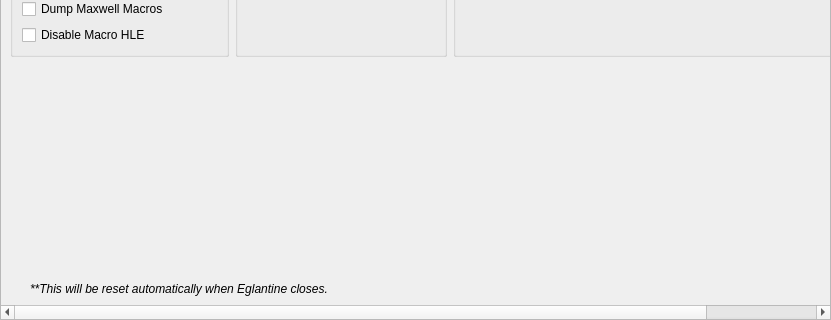
This is src/yuzu/configuration/configure_debug.ui in EddieRicobom/eggcellent as Qt 5 draws it before an edit; both pictures show x 0 to 831 and y 440 to 760 of the 831 by 760 pixel window. The edited form follows.
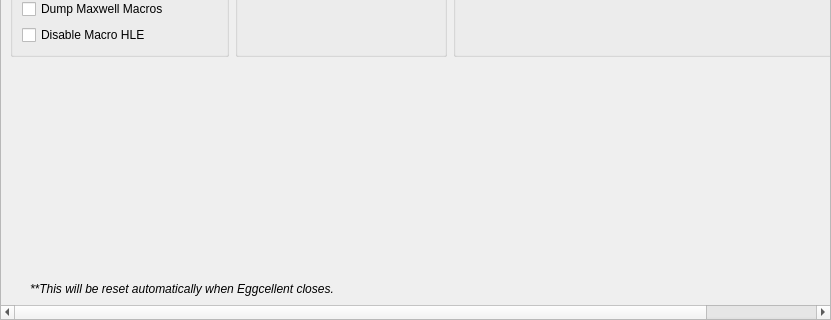
This is the edited form.

Commit message: Brand the application as Eggcellent

Patch:
```diff
--- a/src/yuzu/configuration/configure_debug.ui
+++ b/src/yuzu/configuration/configure_debug.ui
@@ -784,7 +784,7 @@
        </font>
       </property>
       <property name="text">
-    <string>**This will be reset automatically when Eglantine closes.</string>
+    <string>**This will be reset automatically when Eggcellent closes.</string>
       </property>
       <property name="indent">
        <number>20</number>
```
The commit also changes 16 other files.
